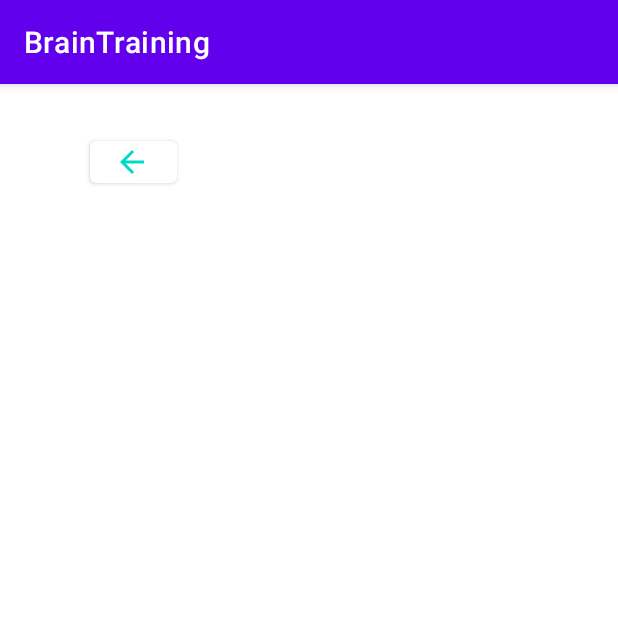
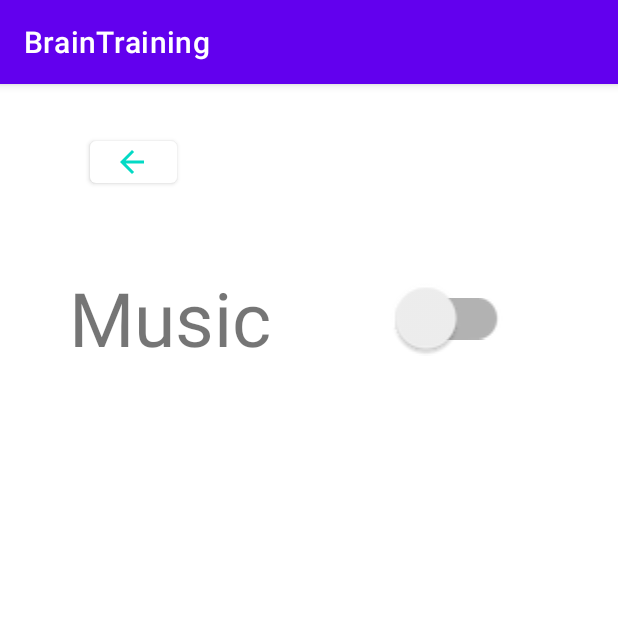
Before and after one commit to kelchenn/BrainTrainingApp, an Android app: the SettingsActivity screen opened directly, with no data from a screen before it, on a phone screen of 412 x 824 dp, the top half of it. Run offline under Robolectric (Android 15) with nearby library versions, the phone set to English and light mode, and no system bars.

Commit message:
settings switch

```diff
--- a/app/src/main/res/layout/activity_settings.xml
+++ b/app/src/main/res/layout/activity_settings.xml
@@ -22,4 +22,31 @@
         app:layout_constraintStart_toStartOf="parent"
         app:layout_constraintTop_toTopOf="parent"
         app:layout_constraintVertical_bias="0.044" />
+    <androidx.appcompat.widget.SwitchCompat
+        android:layout_width="73dp"
+        android:layout_height="50dp"
+        android:layout_alignParentRight="true"
+        android:checked="false"
+        android:scaleX="2"
+        android:scaleY="2"
+        android:theme="@style/MusicSwitch"
+        app:layout_constraintBottom_toBottomOf="parent"
+        app:layout_constraintEnd_toEndOf="parent"
+        app:layout_constraintHorizontal_bias="0.717"
+        app:layout_constraintStart_toStartOf="parent"
+        app:layout_constraintTop_toTopOf="parent"
+        app:layout_constraintVertical_bias="0.183" />
+
+    <TextView
+        android:id="@+id/textView"
+        android:layout_width="163dp"
+        android:layout_height="75dp"
+        android:text="Music"
+        android:textSize="50sp"
+        app:layout_constraintBottom_toBottomOf="parent"
+        app:layout_constraintEnd_toEndOf="parent"
+        app:layout_constraintHorizontal_bias="0.184"
+        app:layout_constraintStart_toStartOf="parent"
+        app:layout_constraintTop_toTopOf="parent"
+        app:layout_constraintVertical_bias="0.176" />
 </androidx.constraintlayout.widget.ConstraintLayout>
```
